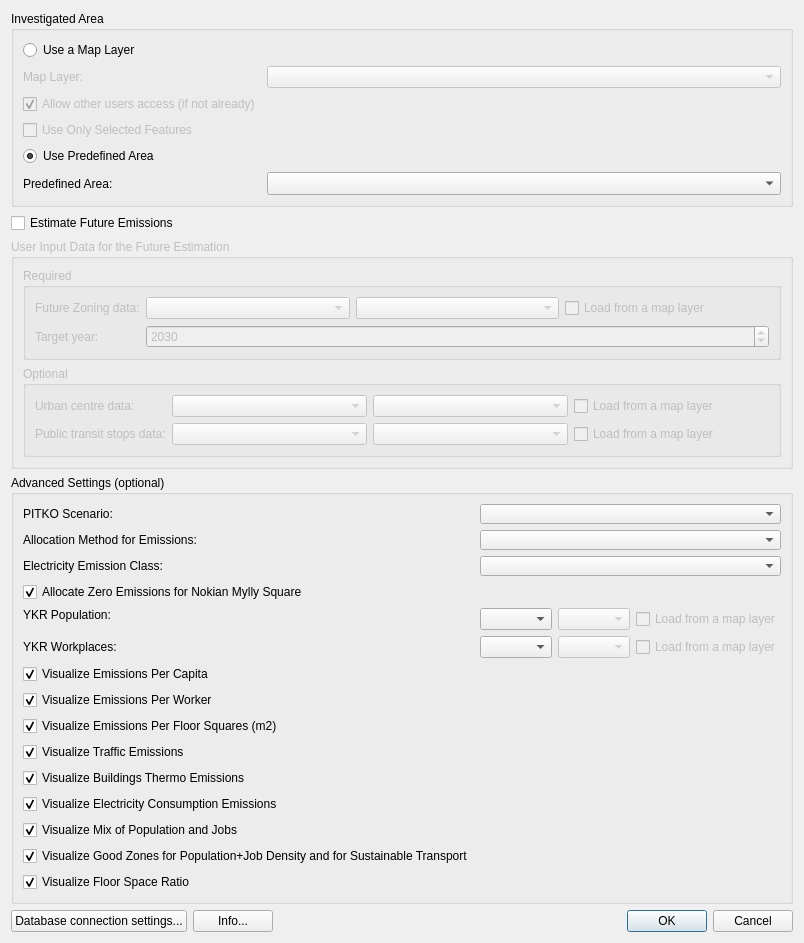
This is ui/ykr_tool_main.ui in ernoma/assesclimateimpact as Qt 5 draws it before an edit. The edited form follows.
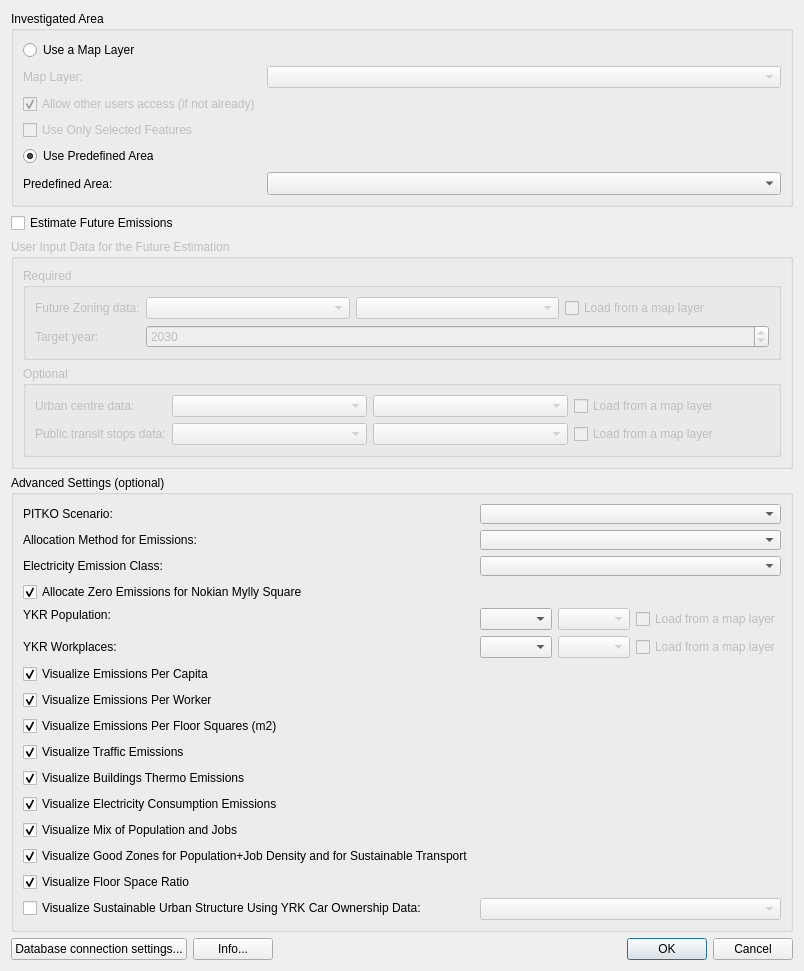
This is the edited form. Custom widgets are drawn as their Qt base class.

Commit message: Add calculation and visualizations for sustainable urban structure and correct bugs in relative emmisions visualization based on population

The edit to the form file:
```diff
--- a/ui/ykr_tool_main.ui
+++ b/ui/ykr_tool_main.ui
@@ -593,6 +593,26 @@
             </property>
            </widget>
           </item>
+          <item row="15" column="0">
+           <widget class="QCheckBox" name="checkBoxVisualizeSustainableUrbanStructure">
+            <property name="enabled">
+             <bool>true</bool>
+            </property>
+            <property name="text">
+             <string>Visualize Sustainable Urban Structure Using YRK Car Ownership Data:</string>
+            </property>
+            <property name="checked">
+             <bool>false</bool>
+            </property>
+           </widget>
+          </item>
+          <item row="15" column="1">
+           <widget class="QgsMapLayerComboBox" name="mMapLayerComboBoxYKRCarOwnershipData">
+            <property name="enabled">
+             <bool>false</bool>
+            </property>
+           </widget>
+          </item>
          </layout>
         </item>
        </layout>
```
The commit also changes 17 other files.
